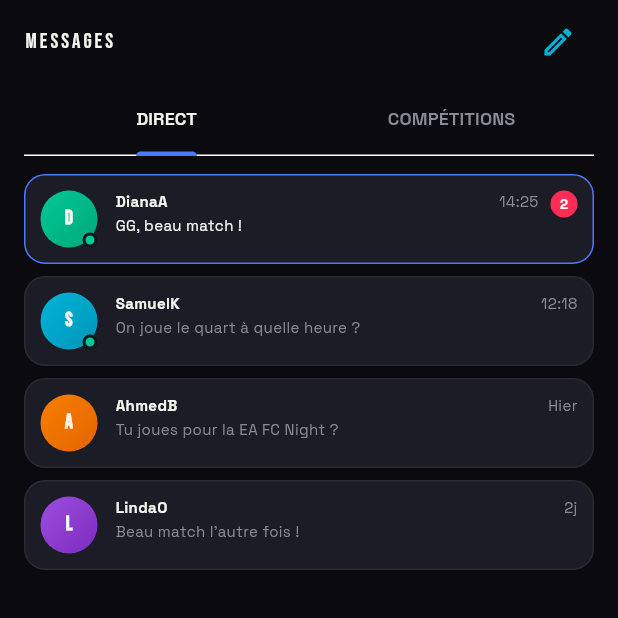
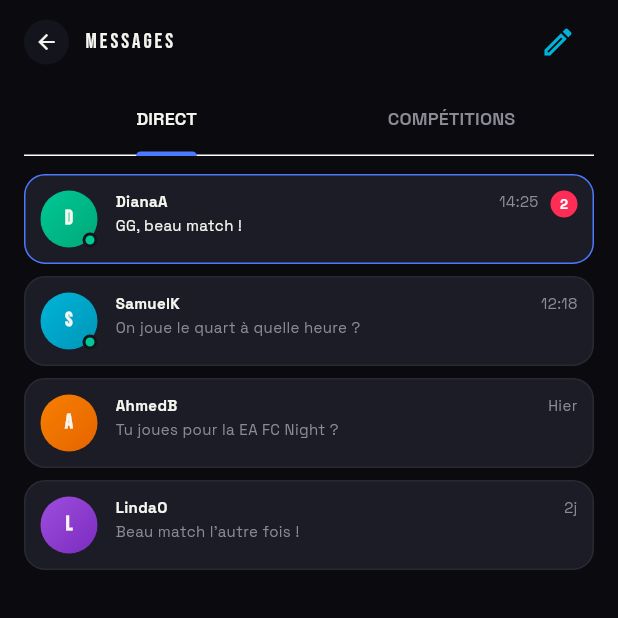
Before and after one commit to armel4011/arena_efooball, a Flutter app: the MessagesInboxPage screen opened directly, on a phone screen of 412 x 824 dp, the top half of it. Run offline on Flutter 3.47's test engine with Material 3 defaults, Android fonts, the phone set to English and light mode, and no system bars; drawn by our look-alikes of flutter_animate; our stand-ins replace app_links, file_picker, flutter_dotenv, flutter_riverpod, freezed_annotation, go_router and 6 more; missing offline and left inert: agora_rtc_engine, app_usage, flutter_overlay_window, flutter_screen_recording, installed_apps; accounts and stored records are empty.

Commit message:
feat(ui): wire inbox as Chat tab + move logout under Settings
MainLayout was still rendering a "Phase 6 — Chat à venir" placeholder
on tab 2, even though MessagesInboxPage exists and ships the v2 sample
feed. Replace the placeholder with the inbox body, rename the tab
title to MESSAGES, and move the compose action into the host AppBar
when index == 2.

Split MessagesInboxPage into:
  - MessagesInboxPage  → standalone Scaffold (kept for /messages route)
  - MessagesInboxBody  → AppBar-less body for tab embedding
  - InboxComposeAction → shared button used by both surfaces

The logout icon previously hidden in the AppBar is replaced by an
explicit "SE DÉCONNECTER" button below "PARAMÈTRES" on PlayerProfile
(ghost variant) — easier to find on small screens.

Removes the now-dead _PhasePlaceholder class and the unused
auth_providers import in main_layout.

```diff
--- a/lib/features_user/chat/messages_inbox_page.dart
+++ b/lib/features_user/chat/messages_inbox_page.dart
@@ -13,23 +13,37 @@ import 'package:flutter_animate/flutter_animate.dart';
 /// stays in sync with the design kit. Match chats remain reachable via
 /// the match-room (`/chat/match/:id`).
 ///
+/// Used both as the Chat tab inside [MainLayout] (no AppBar — host
+/// supplies it) and as a stand-alone route at `/messages` (Scaffold
+/// wrapper). The shared body lives in [MessagesInboxBody].
+///
 /// Maps to screen #15 of `arena_v2.html`.
 class MessagesInboxPage extends StatelessWidget {
   const MessagesInboxPage({super.key});
 
   @override
   Widget build(BuildContext context) {
+    return const Scaffold(
+      appBar: ArenaAppBar(
+        title: 'MESSAGES',
+        actions: [InboxComposeAction()],
+      ),
+      body: MessagesInboxBody(),
+    );
+  }
+}
+
+/// AppBar-less inbox body, suitable for embedding inside a parent
+/// Scaffold (the user app's [MainLayout] already supplies the AppBar
+/// + bottom nav).
+class MessagesInboxBody extends StatelessWidget {
+  const MessagesInboxBody({super.key});
+
+  @override
+  Widget build(BuildContext context) {
     return DefaultTabController(
       length: 2,
-      child: Scaffold(
-        appBar: const ArenaAppBar(
-          title: 'MESSAGES',
-          showBack: false,
-          actions: [
-            _ComposeAction(),
-          ],
-        ),
-        body: SafeArea(
+      child: SafeArea(
         child: Column(
           children: [
             const _InboxTabs(),
@@ -48,13 +62,14 @@ class MessagesInboxPage extends StatelessWidget {
           ],
         ),
       ),
-      ),
     );
   }
 }
 
-class _ComposeAction extends StatelessWidget {
-  const _ComposeAction();
+/// Compose-button shown in the inbox AppBar / parent layout. Opens the
+/// "new conversation" UI once Agora RTM lands (PHASE 12.5).
+class InboxComposeAction extends StatelessWidget {
+  const InboxComposeAction({super.key});
 
   @override
   Widget build(BuildContext context) {
```
Also changed, not shown: lib/features_user/home/main_layout.dart (+4 -73 lines), lib/features_user/profile/player_profile_page.dart (+8 -0 lines). Lines whose indentation alone changed are shown as unchanged.
